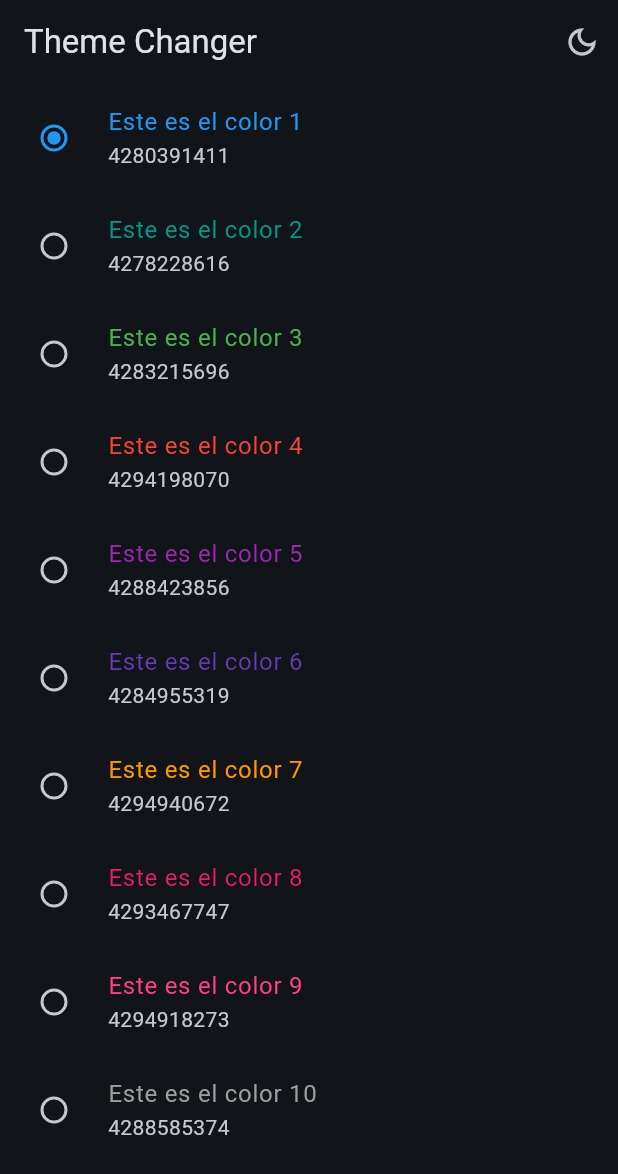
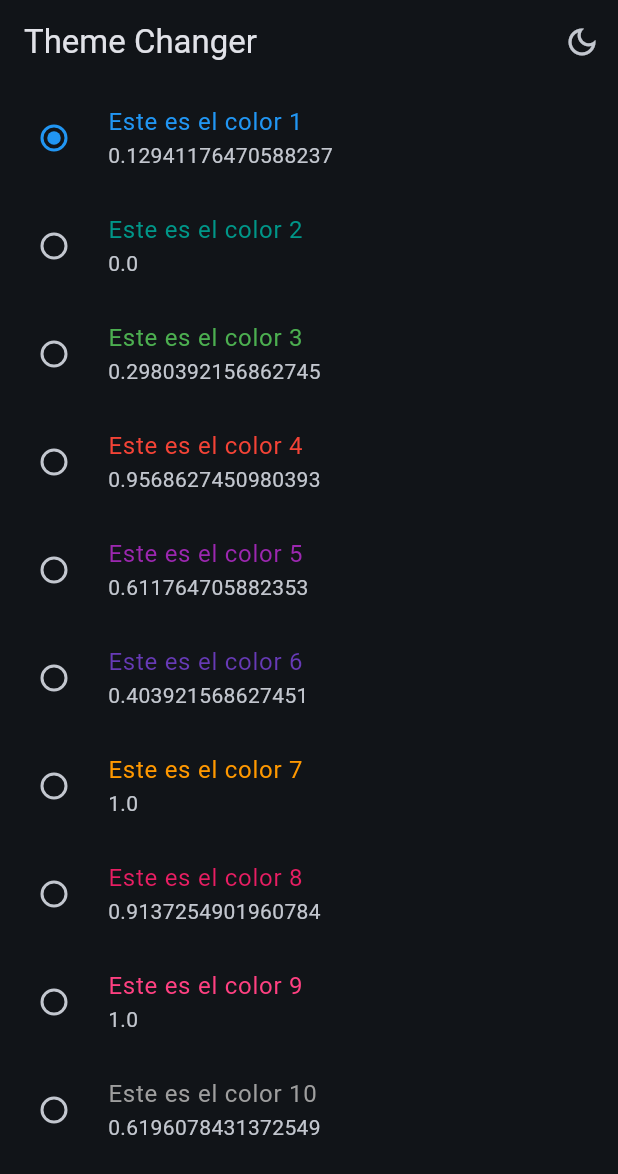
Before and after one commit to Russellnahuidev/widgets-app, a Flutter app: the ThemeChangerScreen screen opened by its route, after a tap on the "light mode" icon, on a phone screen of 412 x 824 dp. Shown: the top 1174 px of the screen. Run offline on Flutter 3.47's test engine with Material 3 defaults, Android fonts, the phone set to English and light mode, and no system bars; our stand-ins replace animate_do, flutter_riverpod, go_router.

Commit message:
finalizacion del cambio de pantalla

```diff
--- a/lib/presentation/providers/theme_provider.dart
+++ b/lib/presentation/providers/theme_provider.dart
@@ -23,15 +23,10 @@ class ThemeNotifier extends StateNotifier<AppTheme> {
     : super(AppTheme(isDarkMode: isDarkMode, selectedColor: selectedColor));
 
   void toggleDarkMode() {
-    state = state.copyWith(
-      isDarkMode: !state.isDarkMode,
-      selectedColor: state.selectedColor,
-    );
+    state = state.copyWith(isDarkMode: !state.isDarkMode);
   }
 
-  void setSelectedColor(int colorIndex) {
-    if (colorIndex >= 0 && colorIndex < colorList.length) {
-      state = AppTheme(isDarkMode: state.isDarkMode, selectedColor: colorIndex);
-    }
+  void changeColorIndex(int colorIndex) {
+    state = state.copyWith(selectedColor: colorIndex);
   }
 }
--- a/lib/presentation/screens/theme_changer/theme_changer_screen.dart
+++ b/lib/presentation/screens/theme_changer/theme_changer_screen.dart
@@ -37,7 +37,8 @@ class _ThemeChangerView extends ConsumerWidget {
   @override
   Widget build(BuildContext context, ref) {
     final List<Color> colors = ref.watch(colorListProvider);
-    final int selecterColor = ref.watch(selectedColorProvider);
+    // final int selecterColor = ref.watch(selectedColorProvider);
+    final int selectedColor = ref.watch(themeNotifierProvider).selectedColor;
 
     return ListView.builder(
       itemCount: colors.length,
@@ -48,12 +49,13 @@ class _ThemeChangerView extends ConsumerWidget {
             'Este es el color ${index + 1}',
             style: TextStyle(color: color),
           ),
-          subtitle: Text('${color.value}'),
+          subtitle: Text('${color.r}'),
           activeColor: color,
           value: index,
-          groupValue: selecterColor,
+          groupValue: selectedColor,
           onChanged: (value) {
-            ref.read(selectedColorProvider.notifier).state = index;
+            //ref.read(selectedColorProvider.notifier).state = index;
+            ref.watch(themeNotifierProvider.notifier).changeColorIndex(index);
           },
         );
       },
```
